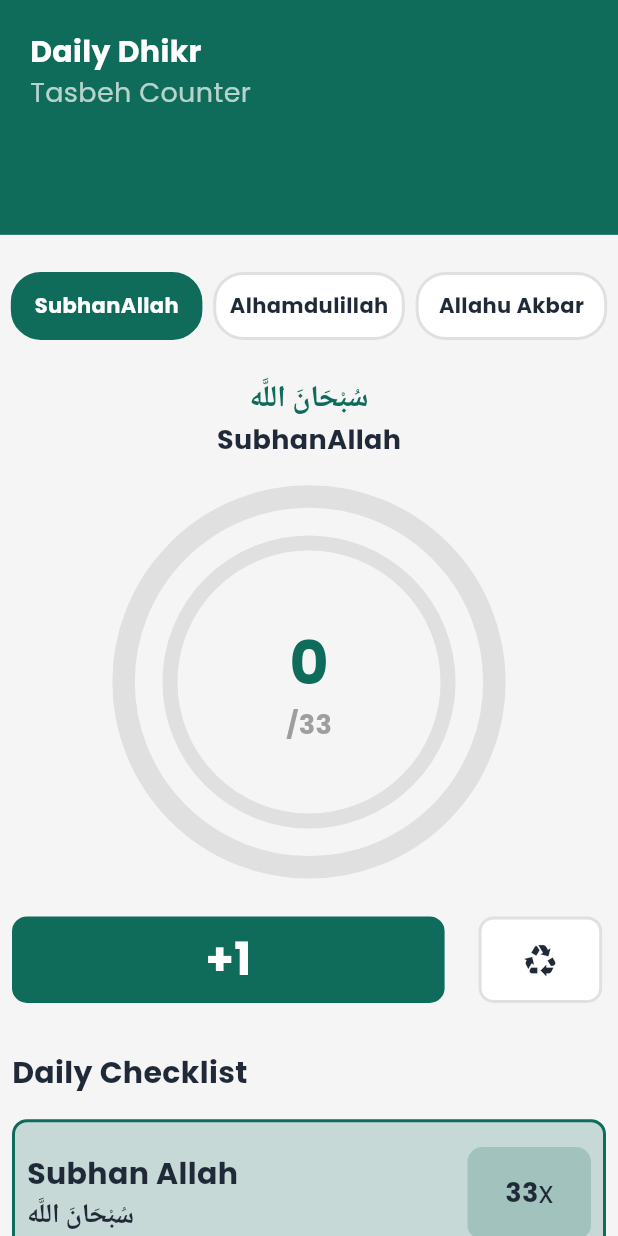
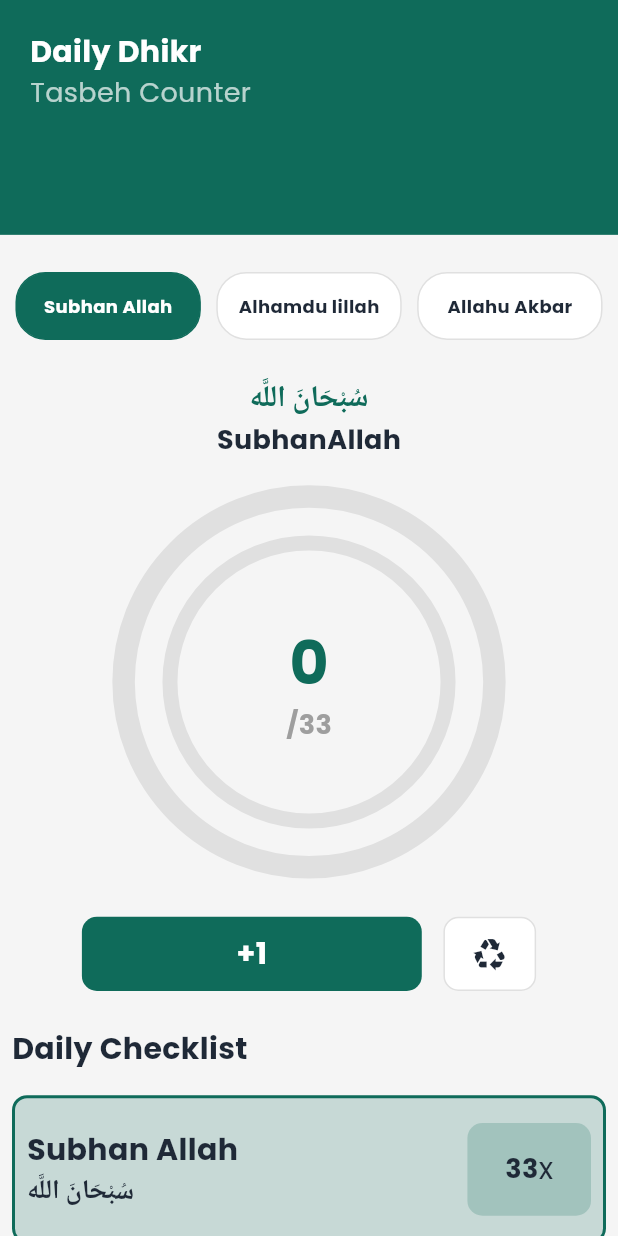
Before and after one commit to MuhaamadAwais/Soulsync, a Flutter app: the Dhikrpage screen opened directly, on a phone screen of 412 x 824 dp. Run offline on Flutter 3.47's test engine with Material 3 defaults, Android fonts, the phone set to English and light mode, and no system bars; our stand-ins replace firebase_auth, firebase_core, fl_chart, google_fonts, image_picker, shared_preferences; accounts and stored records are empty.

Commit message:
ui some changes

```diff
--- a/lib/dhikr_feature/presentation/page/dhikrpage.dart
+++ b/lib/dhikr_feature/presentation/page/dhikrpage.dart
@@ -59,6 +59,7 @@ class _DhikrpageState extends State<Dhikrpage> with TickerProviderStateMixin {
       body: SafeArea(
         child: SingleChildScrollView(
           child: Column(
+            mainAxisAlignment: MainAxisAlignment.center,
             crossAxisAlignment: CrossAxisAlignment.start,
             children: [
               Headingwid(),
@@ -82,7 +83,7 @@ class _DhikrpageState extends State<Dhikrpage> with TickerProviderStateMixin {
               ),
               SizedBox(height: height * 0.03),
               Progressdhikrwid(),
-              SizedBox(height: height * 0.03),
+              SizedBox(height: height * 0.04),
               Counterwid(),
               SizedBox(height: height * 0.02),
               Padding(
--- a/lib/dhikr_feature/presentation/widget/counterwid.dart
+++ b/lib/dhikr_feature/presentation/widget/counterwid.dart
@@ -13,19 +13,17 @@ class Counterwid extends StatelessWidget {
     final provider=Provider.of<Dhikrprovider>(context);
     double width = MediaQuery.of(context).size.width;
     double height = MediaQuery.of(context).size.height;
-    return Padding(
-      padding: const EdgeInsets.all(8.0),
-      child: Row(
+    return Row(
       crossAxisAlignment: CrossAxisAlignment.start,
-        mainAxisAlignment: MainAxisAlignment.start,
+      mainAxisAlignment: MainAxisAlignment.center,
       children: [
         GestureDetector(
           onTap: () {
             provider.increment();
           },
           child: Container(
-              width: width * 0.7,
-              height: height * 0.07,
+            width: width * 0.55,
+            height: height * 0.06,
             decoration: BoxDecoration(
               borderRadius: BorderRadius.circular(10),
               color: AppColors.emeraldGreen,
@@ -35,31 +33,30 @@ class Counterwid extends StatelessWidget {
                 "+1",
                 style: TextStyle(
                   color: AppColors.white,
-                    fontSize: 30,
-                    fontWeight: FontWeight.bold,
+                  fontSize: 20,
+                  fontWeight: FontWeight.w700,
                 ),
               ),
             ),
           ),
         ),
-          SizedBox(width: width * 0.055),
+        SizedBox(width: width * 0.035),
         GestureDetector(
           onTap: () {
             provider.reset();
           },
           child: Container(
-              width: width * 0.2,
-              height: height * 0.07,
+            width: width * 0.15,
+            height: height * 0.06,
             decoration: BoxDecoration(
               borderRadius: BorderRadius.circular(10),
               color: AppColors.white,
-                border: Border.all(color: Colors.grey.shade300, width: 2),
+              border: Border.all(color: Colors.grey.shade300, width: 1),
             ),
             child: Center(child: Icon(Icons.recycling, color: AppColors.black)),
           ),
         ),
       ],
-      ),
     );
   }
 }
--- a/lib/dhikr_feature/presentation/widget/selectitemwid.dart
+++ b/lib/dhikr_feature/presentation/widget/selectitemwid.dart
@@ -16,9 +16,9 @@ class Selectitemwid extends StatelessWidget {
     return Row(
       mainAxisAlignment: MainAxisAlignment.spaceEvenly,
       children: [
-        buildItem(0, "SubhanAllah", width * 0.31, height * 0.055),
-        buildItem(1, "Alhamdulillah", width * 0.31, height * 0.055),
-        buildItem(2, "Allahu Akbar", width * 0.31, height * 0.055),
+        buildItem(0, "Subhan Allah", width * 0.3, height * 0.055),
+        buildItem(1, "Alhamdu lillah", width * 0.3, height * 0.055),
+        buildItem(2, "Allahu Akbar", width * 0.3, height * 0.055),
       ],
     );
   }
@@ -36,7 +36,7 @@ class Selectitemwid extends StatelessWidget {
           borderRadius: BorderRadius.circular(20),
           border: Border.all(
             color: isSelected ? AppColors.emeraldGreen : Colors.grey.shade300,
-            width: 2,
+            width: 1,
           ),
         ),
         child: Center(
@@ -45,7 +45,7 @@ class Selectitemwid extends StatelessWidget {
             style: TextStyle(
               color: isSelected ? AppColors.white : AppColors.black,
               fontWeight: FontWeight.bold,
-              fontSize: 14,
+              fontSize: 12,
             ),
           ),
         ),
--- a/lib/home_feature/presentation/page/homepage.dart
+++ b/lib/home_feature/presentation/page/homepage.dart
@@ -63,7 +63,7 @@ class _HomepageState extends State<Homepage> {
                     Padding(
                       padding: EdgeInsets.all(8.0),
                       child: Text(
-                        "Daily Dhikr",
+                        "Quran Daily",
                         style: TextStyle(
                           color: AppColors.black,
                           fontWeight: FontWeight.w700,
--- a/lib/main.dart
+++ b/lib/main.dart
@@ -6,11 +6,13 @@ import 'package:faith/profile_feature/presentation/provider/profileselectprovide
 import 'package:faith/progress_feature/presentation/provider/progressprovider.dart';
 import 'package:firebase_core/firebase_core.dart';
 import 'package:flutter/material.dart';
+import 'package:flutter/services.dart';
 import 'package:google_fonts/google_fonts.dart';
 import 'package:provider/provider.dart';
 
 void main() async {
   WidgetsFlutterBinding.ensureInitialized();
+  await SystemChrome.setPreferredOrientations([DeviceOrientation.portraitUp]);
   await Firebase.initializeApp(options: DefaultFirebaseOptions.currentPlatform);
   runApp(const MyApp());
 }
--- a/lib/onboardscreens_feature/presentation/pages/firstpage.dart
+++ b/lib/onboardscreens_feature/presentation/pages/firstpage.dart
@@ -38,6 +38,7 @@ class _FirstpageState extends State<Firstpage> with TickerProviderStateMixin {
     double height = MediaQuery.of(context).size.height;
 
     return Scaffold(
+      resizeToAvoidBottomInset: false,
       body: SafeArea(
         child: Container(
           width: double.infinity,
--- a/lib/onboardscreens_feature/presentation/pages/quranreadingpage.dart
+++ b/lib/onboardscreens_feature/presentation/pages/quranreadingpage.dart
@@ -1,4 +1,3 @@
-
 import 'package:faith/colorapp.dart';
 import 'package:faith/onboardscreens_feature/presentation/pages/scorepage.dart';
 import 'package:flutter/material.dart';
@@ -70,6 +69,7 @@ class _QuranreadingpageState extends State<Quranreadingpage>
     double height = MediaQuery.of(context).size.height;
 
     return Scaffold(
+      resizeToAvoidBottomInset: false,
       body: SafeArea(
         child: Column(
           children: [
--- a/lib/onboardscreens_feature/presentation/pages/salahtrackingpage.dart
+++ b/lib/onboardscreens_feature/presentation/pages/salahtrackingpage.dart
@@ -1,4 +1,3 @@
-
 import 'package:faith/colorapp.dart';
 import 'package:faith/onboardscreens_feature/presentation/pages/quranreadingpage.dart';
 import 'package:flutter/material.dart';
@@ -69,6 +68,7 @@ class _SalahtrackingpageState extends State<Salahtrackingpage>
     double width = MediaQuery.of(context).size.width;
     double height = MediaQuery.of(context).size.height;
     return Scaffold(
+      resizeToAvoidBottomInset: false,
       body: SafeArea(
         child: Column(
           children: [
--- a/lib/onboardscreens_feature/presentation/pages/scorepage.dart
+++ b/lib/onboardscreens_feature/presentation/pages/scorepage.dart
@@ -1,4 +1,3 @@
-
 import 'package:faith/colorapp.dart';
 import 'package:faith/signinpage.dart';
 import 'package:flutter/material.dart';
@@ -68,6 +67,7 @@ class _ScorepageState extends State<Scorepage> with TickerProviderStateMixin {
     double width = MediaQuery.of(context).size.width;
     double height = MediaQuery.of(context).size.height;
     return Scaffold(
+      resizeToAvoidBottomInset: false,
       body: SafeArea(
         child: Column(
           children: [
--- a/lib/profile_feature/presentation/widget/logoutwid.dart
+++ b/lib/profile_feature/presentation/widget/logoutwid.dart
@@ -33,7 +33,7 @@ class Logoutwid extends StatelessWidget {
         elevation: 4,
         shape: RoundedRectangleBorder(borderRadius: BorderRadius.circular(10)),
         child: Container(
-          width: width * 0.75,
+          width: width * 0.85,
           height: height * 0.06,
           decoration: BoxDecoration(
             color: AppColors.white,
```
Also changed, not shown: lib/dhikr_feature/presentation/widget/dhikrnamewid.dart (+13 -2 lines), lib/profile_feature/presentation/widget/profilepage.dart (+11 -8 lines), 1 other file. Lines whose indentation alone changed are shown as unchanged.
